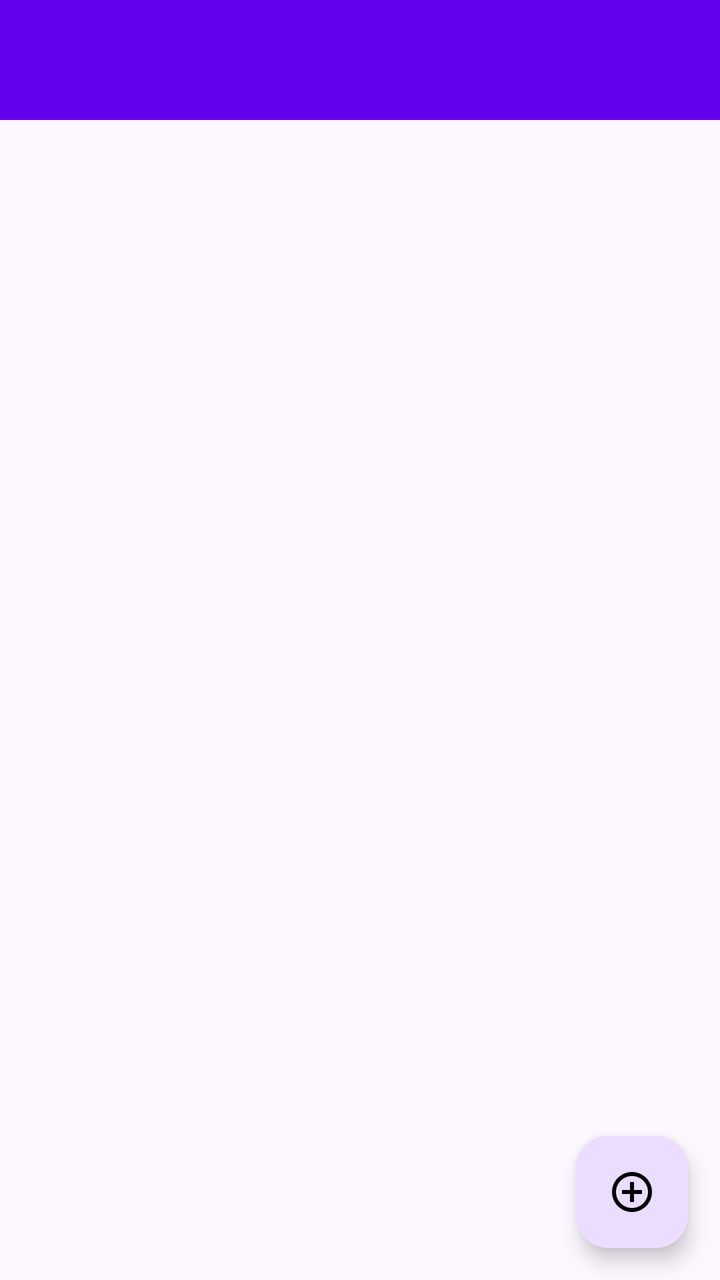
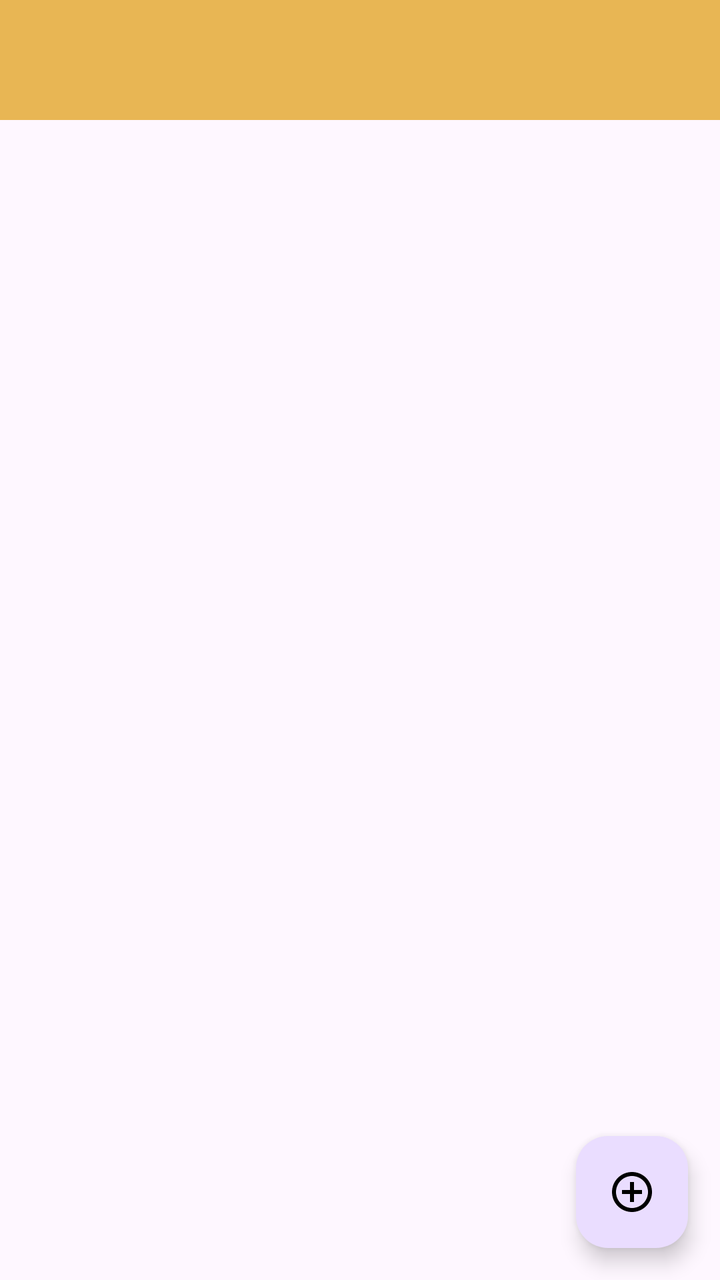

Before-and-after screenshots of an Android layout around one commit, followed by the original layout XML and the change that was made.
<!-- AndroidManifest.xml: application theme Theme.EinkaufslisteAndroid -->
<!-- res/layout/activity_main.xml -->
<?xml version="1.0" encoding="utf-8"?>
<androidx.drawerlayout.widget.DrawerLayout xmlns:android="http://schemas.android.com/apk/res/android"
    xmlns:app="http://schemas.android.com/apk/res-auto"
    xmlns:tools="http://schemas.android.com/tools"
    android:id="@+id/sideMenuLayout"
    android:layout_width="match_parent"
    android:layout_height="match_parent"
    tools:openDrawer="start"
    android:fitsSystemWindows="true"
    tools:context=".MainActivity">

    
    <FrameLayout
        android:layout_width="match_parent"
        android:layout_height="match_parent">

        
        <LinearLayout
            android:id="@+id/navigation_view"
            android:layout_width="match_parent"
            android:layout_height="match_parent"
            android:orientation="vertical">

            <androidx.appcompat.widget.Toolbar
                android:id="@+id/toolBar"
                android:layout_width="match_parent"
                android:layout_height="60dp"
                android:background="@color/design_default_color_primary"
                android:theme="@style/ThemeOverlay.AppCompat.Dark.ActionBar"
                android:popupTheme="@style/ThemeOverlay.AppCompat.Light" />

            <FrameLayout
                android:id="@+id/fragment_container_view_tag"
                android:layout_width="match_parent"
                android:layout_height="match_parent" />
        </LinearLayout>

        
        <com.google.android.material.floatingactionbutton.FloatingActionButton
            android:id="@+id/add_button"
            android:layout_width="wrap_content"
            android:layout_height="wrap_content"
            android:layout_gravity="bottom|end"
            android:layout_margin="16dp"
            android:src="@drawable/add_icon"
            app:tint="@android:color/black"
            android:contentDescription="@string/produkt_hinzuf_gen" />
    </FrameLayout>

    
    <com.google.android.material.navigation.NavigationView
        android:id="@+id/nav_view"
        android:layout_width="wrap_content"
        android:layout_height="match_parent"
        android:layout_gravity="start"
        app:menu="@menu/nav_menu"
        app:headerLayout="@layout/nav_header" />

</androidx.drawerlayout.widget.DrawerLayout>
<!-- res/layout/nav_header.xml (included above) -->
<?xml version="1.0" encoding="utf-8"?>
<LinearLayout xmlns:android="http://schemas.android.com/apk/res/android"
    android:layout_width="match_parent"
    android:layout_height="200dp"
    android:gravity="bottom"
    android:orientation="vertical"
    android:paddingStart="10sp"
    android:paddingEnd="10sp"
    android:theme="@style/ThemeOverlay.AppCompat.Dark">

    <LinearLayout
        android:layout_width="match_parent"
        android:layout_height="wrap_content"
        android:orientation="horizontal"
        android:gravity="center_vertical"
        android:layout_marginStart="5dp"
        >

        <ImageView
            android:id="@+id/profileImage"
            android:layout_width="120dp"
            android:layout_height="120dp"
            android:layout_marginBottom="8dp"
            android:scaleType="centerCrop"
            android:src="@drawable/default_user_icon"
            android:contentDescription="@string/profile_image_description" />

        
        <TextView
            android:id="@+id/sideMenuUsername"
            android:layout_width="0dp"
            android:layout_height="wrap_content"
            android:layout_weight="1"
            android:ellipsize="end"
            android:maxLines="1"
            android:text="@string/name_user"
            android:textColor="@color/black"
            android:textSize="18sp"
            android:textStyle="bold"
            android:paddingStart="8dp"
            android:paddingEnd="8dp" />

        <ImageButton
            android:id="@+id/editSideMenuUsernameButton"
            android:layout_width="45dp"
            android:layout_height="45dp"
            android:background="?attr/selectableItemBackgroundBorderless"
            android:contentDescription="@string/profil_bearbeiten"
            android:src="@drawable/edit_icon" />
    </LinearLayout>

    <TextView
        android:id="@+id/nutzerNameSlideshow"
        android:layout_width="wrap_content"
        android:layout_height="wrap_content"
        android:text="@string/e_mail_des_users"
        android:textColor="@color/black"
        android:textSize="18sp"
        android:layout_marginStart="10dp"
        />

</LinearLayout>
<!-- resources referenced by this layout -->
<resources>
  <color name="black">#FF000000</color>
  <!-- drawable add_icon (drawable) -->
  <vector xmlns:android="http://schemas.android.com/apk/res/android" android:height="24dp" android:tint="#000000" android:viewportHeight="24" android:viewportWidth="24" android:width="24dp">
        
      <path android:fillColor="@android:color/white" android:pathData="M13,7h-2v4L7,11v2h4v4h2v-4h4v-2h-4L13,7zM12,2C6.48,2 2,6.48 2,12s4.48,10 10,10 10,-4.48 10,-10S17.52,2 12,2zM12,20c-4.41,0 -8,-3.59 -8,-8s3.59,-8 8,-8 8,3.59 8,8 -3.59,8 -8,8z"/>
      
  </vector>
  <!-- drawable default_user_icon (drawable) -->
  <vector xmlns:android="http://schemas.android.com/apk/res/android" android:height="24dp" android:tint="#000000" android:viewportHeight="24" android:viewportWidth="24" android:width="24dp">
        
      <path android:fillColor="@android:color/white" android:pathData="M12,2C6.48,2 2,6.48 2,12s4.48,10 10,10s10,-4.48 10,-10S17.52,2 12,2zM12,6c1.93,0 3.5,1.57 3.5,3.5S13.93,13 12,13s-3.5,-1.57 -3.5,-3.5S10.07,6 12,6zM12,20c-2.03,0 -4.43,-0.82 -6.14,-2.88C7.55,15.8 9.68,15 12,15s4.45,0.8 6.14,2.12C16.43,19.18 14.03,20 12,20z"/>
      
  </vector>
  <!-- drawable edit_icon (drawable) -->
  <vector xmlns:android="http://schemas.android.com/apk/res/android" android:height="24dp" android:tint="#000000" android:viewportHeight="24" android:viewportWidth="24" android:width="24dp">
        
      <path android:fillColor="@android:color/white" android:pathData="M3,17.25l0,3.75l3.75,0l11.06,-11.06l-3.75,-3.75z"/>
        
      <path android:fillColor="@android:color/white" android:pathData="M20.71,5.63l-2.34,-2.34c-0.39,-0.39 -1.02,-0.39 -1.41,0l-1.83,1.83l3.75,3.75l1.83,-1.83C21.1,6.65 21.1,6.02 20.71,5.63z"/>
      
  </vector>
  <string name="e_mail_des_users">E-Mail des Users</string>
  <string name="name_user">Name User</string>
  <string name="produkt_hinzuf_gen">Produkt hinzufügen</string>
  <string name="profil_bearbeiten">Profil bearbeiten</string>
  <string name="profile_image_description">Bild des Users aus Firebase/Google-Account</string>
  <style name="Theme.EinkaufslisteAndroid" parent="Base.Theme.EinkaufslisteAndroid" />
  <style name="Base.Theme.EinkaufslisteAndroid" parent="Theme.Material3.DayNight.NoActionBar">
          
          
          <item name="android:textColor">@color/black</item>
      </style>
</resources>

<!-- the commit's change to res/layout/activity_main.xml (unified diff, before → after) -->
@@ -25,7 +25,7 @@
                 android:id="@+id/toolBar"
                 android:layout_width="match_parent"
                 android:layout_height="60dp"
-                android:background="@color/design_default_color_primary"
+                android:background="#E8B654"
                 android:theme="@style/ThemeOverlay.AppCompat.Dark.ActionBar"
                 android:popupTheme="@style/ThemeOverlay.AppCompat.Light" />
 
